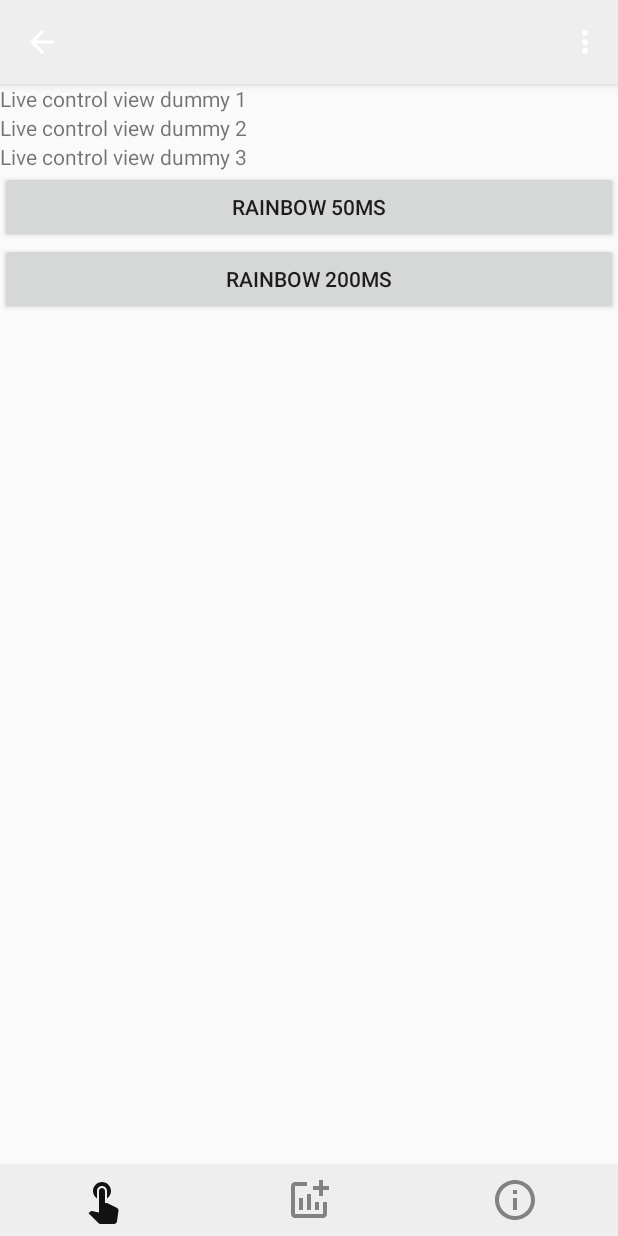
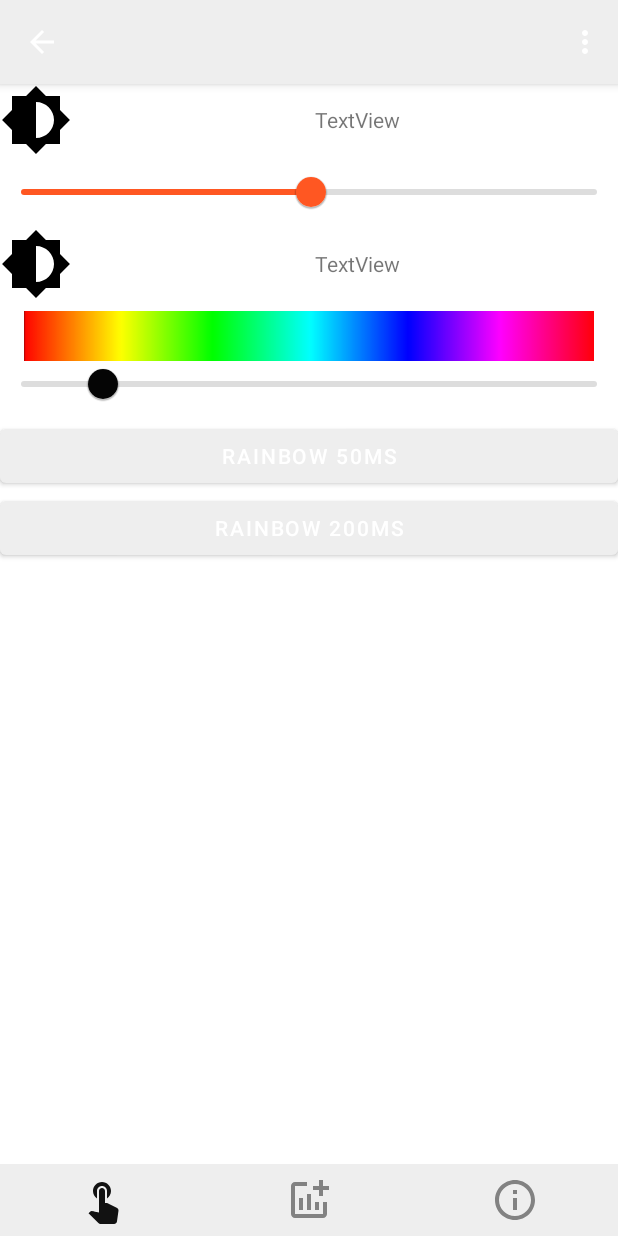
Before and after one commit to f1t3/LampineApp, an Android app: the ActivityLampConnected screen opened directly, with no data from a screen before it, after a tap on "RAINBOW 50MS", on a phone screen of 412 x 824 dp. Run offline under Robolectric (Android 15) with nearby library versions, the phone set to English and light mode, and no system bars; Roboto replaces fonts that are not available here; 3 statements that could not run were skipped; 1 other tap on this screen came first.

Commit message:
Startet implementing live control fragment. Color slider functional.

```diff
--- a/app/build.gradle
+++ b/app/build.gradle
@@ -11,7 +11,6 @@ android {
         versionCode 1
         versionName "1.0"
 
-        //vectorDrawables.useSupportLibrary = true
         testInstrumentationRunner "androidx.test.runner.AndroidJUnitRunner"
     }
 
@@ -30,5 +29,6 @@ dependencies {
     testImplementation 'junit:junit:4.12'
     androidTestImplementation 'androidx.test.ext:junit:1.1.1'
     androidTestImplementation 'androidx.test.espresso:espresso-core:3.2.0'
-
+    // Material components, see: https://github.com/material-components/material-components-android/blob/master/docs/getting-started.md
+    implementation 'com.google.android.material:material:1.2.1'
 }
--- a/app/src/main/java/com/lampineapp/ActivityLampConnected.java
+++ b/app/src/main/java/com/lampineapp/ActivityLampConnected.java
@@ -197,6 +197,11 @@ public class ActivityLampConnected extends AppCompatActivity {
 		//mActionBar.setSubtitle(R.string.title_live_control_lamp);
 		mActionBar.setDisplayHomeAsUpEnabled(true);
 
+		// TODO: causes crash
+		// Default view: live control
+		//replaceHighlightedNavigationButton(mButtonLiveControlLamp);
+		//replaceCurrentUiAreaFragment(new FragmentLiveControlLamp());
+
 		// Get UI elements, define listeners
 		mButtonLiveControlLamp = findViewById(R.id.button_lamp_live_control);
 		mButtonLiveControlLamp.setOnClickListener(new View.OnClickListener() {
@@ -386,7 +391,8 @@ public class ActivityLampConnected extends AppCompatActivity {
 	}
 
 	protected void sendSerialString(String string) {
-		final String message = string + "\r \n";
+		// TODO: THIS METHOD SEEMS ONLY BE CAPABLE OF SENDING 20 BYTES IN A ROW!!!!
+		final String message = string;
 		Log.d(TAG, "Sending: " + message);
 		final byte[] tx = message.getBytes();
 		if (mConnected) {
--- a/app/src/main/res/layout/fragment_live_control_lamp.xml
+++ b/app/src/main/res/layout/fragment_live_control_lamp.xml
@@ -1,27 +1,106 @@
 <?xml version="1.0" encoding="utf-8"?>
 <LinearLayout xmlns:android="http://schemas.android.com/apk/res/android"
+    xmlns:app="http://schemas.android.com/apk/res-auto"
     xmlns:tools="http://schemas.android.com/tools"
     android:layout_width="match_parent"
     android:layout_height="match_parent"
     android:orientation="vertical">
 
-    <TextView
-        android:id="@+id/textView4"
-        android:layout_width="wrap_content"
-        android:layout_height="wrap_content"
-        android:text="Live control view dummy 1" />
-
-    <TextView
-        android:id="@+id/textView5"
+    <LinearLayout
         android:layout_width="match_parent"
         android:layout_height="wrap_content"
-        android:text="Live control view dummy 2" />
+        android:gravity="center_vertical"
+        android:orientation="horizontal">
 
-    <TextView
-        android:id="@+id/textView6"
+        <ImageView
+            android:id="@+id/imageView"
+            android:layout_width="48dp"
+            android:layout_height="48dp"
+            android:layout_weight="0"
+            app:srcCompat="@drawable/ic_brightness_medium_black_24dp" />
+
+        <Space
+            android:layout_width="16dp"
+            android:layout_height="wrap_content"
+            android:layout_weight="0" />
+
+        <TextView
+            android:id="@+id/textView3"
+            android:layout_width="match_parent"
+            android:layout_height="match_parent"
+            android:gravity="center"
+            android:text="TextView"/>
+    </LinearLayout>
+
+    <com.google.android.material.slider.Slider
+        android:id="@+id/slider"
+        android:layout_width="match_parent"
+        android:layout_height="48dp"
+        android:value="50"
+        android:valueFrom="#FFFFFF"
+        android:valueTo="100"
+        app:thumbColor="@color/colorAccent"
+        app:trackColorActive="@color/colorAccent"
+        app:trackColorInactive="@color/colorPrimaryDark" />
+
+    <LinearLayout
         android:layout_width="match_parent"
         android:layout_height="wrap_content"
-        android:text="Live control view dummy 3" />
+        android:layout_weight="0"
+        android:gravity="center_vertical"
+        android:orientation="horizontal">
+
+        <ImageView
+            android:id="@+id/imageView2"
+            android:layout_width="48dp"
+            android:layout_height="48dp"
+            android:layout_weight="0"
+            app:srcCompat="@drawable/ic_brightness_medium_black_24dp" />
+
+        <Space
+            android:layout_width="16dp"
+            android:layout_height="wrap_content"
+            android:layout_weight="0" />
+
+        <TextView
+            android:id="@+id/live_control_color_picker_title"
+            android:layout_width="match_parent"
+            android:layout_height="match_parent"
+            android:gravity="center"
+            android:text="TextView" />
+    </LinearLayout>
+
+    <androidx.constraintlayout.widget.ConstraintLayout
+        android:layout_width="match_parent"
+        android:layout_height="wrap_content">
+
+        <ImageView
+            android:id="@+id/imageView3"
+            android:layout_width="match_parent"
+            android:layout_height="48dp"
+            android:layout_marginStart="16dp"
+            android:layout_marginEnd="16dp"
+            app:layout_constraintEnd_toEndOf="parent"
+            app:layout_constraintStart_toStartOf="parent"
+            app:layout_constraintTop_toTopOf="parent"
+            app:srcCompat="@drawable/spectrum_linear" />
+
+        <com.google.android.material.slider.Slider
+            android:id="@+id/live_control_color_slider"
+            android:layout_width="match_parent"
+            android:layout_height="48dp"
+            android:layout_marginTop="32dp"
+            android:value="50"
+            android:valueFrom="0"
+            android:valueTo="359"
+            app:labelBehavior="floating"
+            app:layout_constraintEnd_toEndOf="parent"
+            app:layout_constraintStart_toStartOf="parent"
+            app:layout_constraintTop_toTopOf="@+id/imageView3"
+            app:thumbColor="@color/colorTextHeadings"
+            app:trackColorActive="@color/colorPrimaryDark"
+            app:trackColorInactive="@color/colorPrimaryDark" />
+    </androidx.constraintlayout.widget.ConstraintLayout>
 
     <Button
         android:id="@+id/button_rainbow_50"
@@ -34,4 +113,5 @@
         android:layout_width="match_parent"
         android:layout_height="wrap_content"
         android:text="Rainbow 200ms" />
+
 </LinearLayout>
--- a/app/src/main/res/values/styles.xml
+++ b/app/src/main/res/values/styles.xml
@@ -1,6 +1,6 @@
 <resources>
     <!-- Base application theme: No action bar, status bar light -->
-    <style name="AppTheme" parent="Theme.AppCompat.Light.DarkActionBar">
+    <style name="AppTheme" parent="Theme.MaterialComponents.Light.DarkActionBar">
         <!-- Customize your theme here. -->
         <item name="titleTextColor">@color/colorTextHeadings</item>
         <item name="android:titleTextStyle">@font/cantarell_bold</item>
@@ -11,6 +11,4 @@
         <item name="colorPrimaryDark">@color/colorTextHeadings</item>
         <item name="colorAccent">@color/colorAccent</item>
     </style>
-
-
 </resources>
```
Also changed, not shown: app/src/main/java/com/lampineapp/FragmentLiveControlLamp.java (+77 -3 lines), app/src/main/res/drawable-v24/spectrum_linear.png (added), app/src/main/res/raw/spectrum_linear.png (added), 2 other files.
